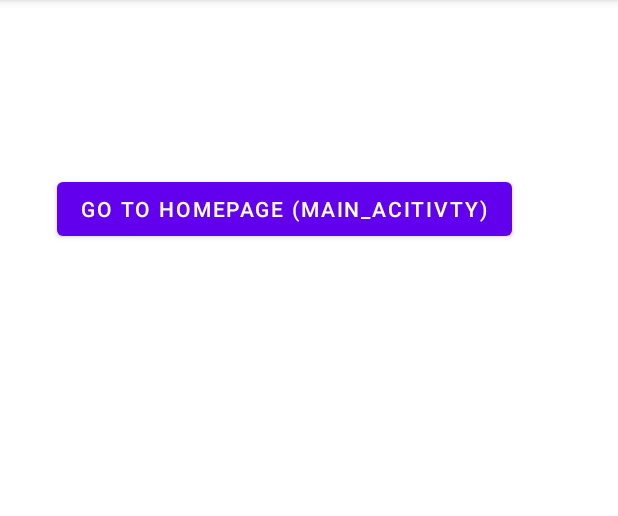
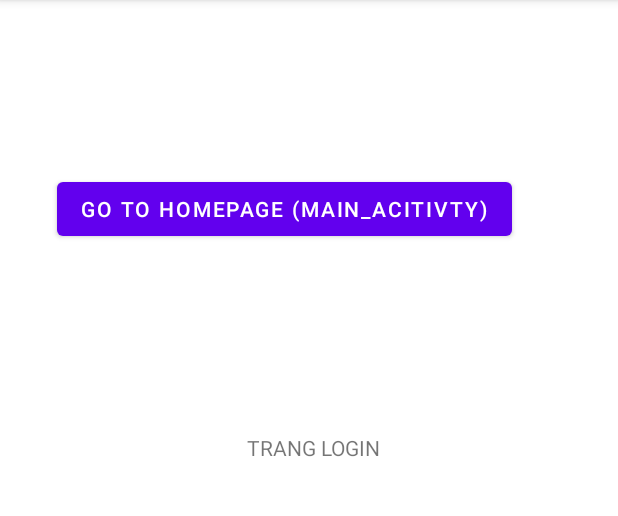
Before and after one commit to Dua24/AppMobileClothes, an Android app: the screen it shows after launch (Login), on a phone screen of 412 x 824 dp, the part 84-600 px from its top. Run offline under Robolectric (Android 15) with nearby library versions, the light colour scheme and no system bars.

Commit message:
thêm login_acitivity và set mặc định khi run app

```diff
--- a/app/src/main/res/layout/activity_login.xml
+++ b/app/src/main/res/layout/activity_login.xml
@@ -17,4 +17,16 @@
         app:layout_constraintEnd_toEndOf="parent"
         app:layout_constraintStart_toStartOf="parent"
         app:layout_constraintTop_toTopOf="parent" />
+
+    <TextView
+        android:id="@+id/textView"
+        android:layout_width="wrap_content"
+        android:layout_height="wrap_content"
+        android:layout_marginStart="164dp"
+        android:layout_marginTop="125dp"
+        android:layout_marginEnd="158dp"
+        android:text="TRANG LOGIN"
+        app:layout_constraintEnd_toEndOf="parent"
+        app:layout_constraintStart_toStartOf="parent"
+        app:layout_constraintTop_toBottomOf="@+id/button" />
 </androidx.constraintlayout.widget.ConstraintLayout>
```
